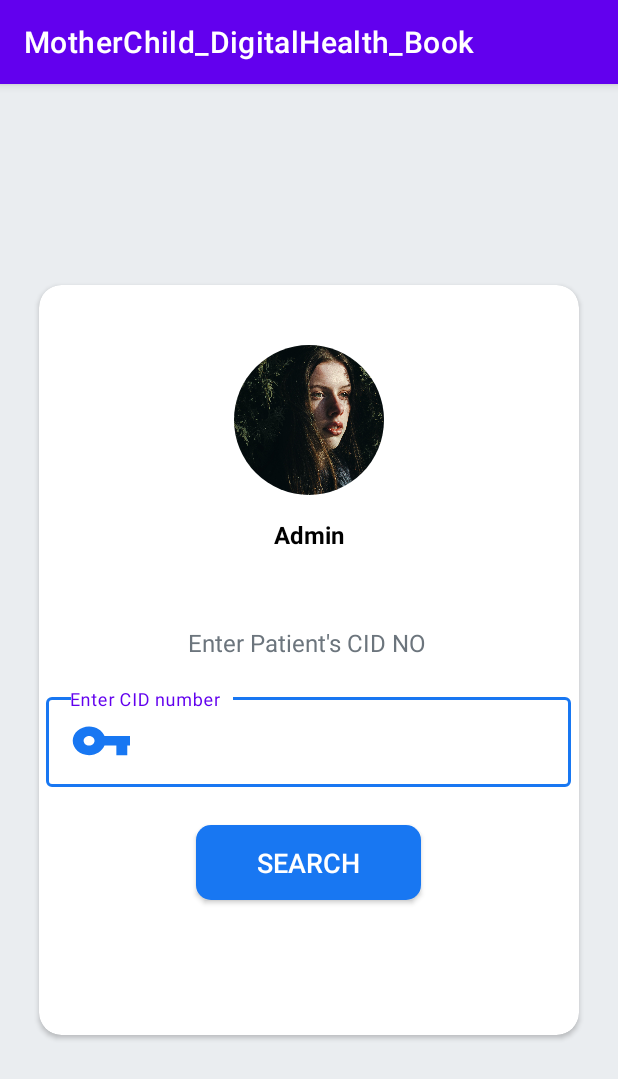
After one commit to penjorkinley/ToDoTask, an Android app: the AdminActivity screen opened directly, with no data from a screen before it, on a phone screen of 412 x 824 dp. The commit adds this screen. Shown: the top 1079 px of the screen. Run offline under Robolectric (Android 15) with nearby library versions, the phone set to English and light mode, and no system bars; our stand-ins replace CircleImageView.

Commit message:
Admin Activity added
Admin activity

```diff
--- a/app/src/main/AndroidManifest.xml
+++ b/app/src/main/AndroidManifest.xml
@@ -15,6 +15,9 @@
         android:supportsRtl="true"
         android:theme="@style/Theme.MotherChild_DigitalHealth_Book"
         tools:targetApi="31">
+        <activity
+            android:name=".AdminActivity"
+            android:exported="false" />
         <activity
             android:name=".SignUpActivity"
             android:exported="false" />
--- /dev/null
+++ b/app/src/main/java/com/example/motherchild_digitalhealth_book/AdminActivity.java
@@ -0,0 +1,14 @@
+package com.example.motherchild_digitalhealth_book;
+
+import androidx.appcompat.app.AppCompatActivity;
+
+import android.os.Bundle;
+
+public class AdminActivity extends AppCompatActivity {
+
+    @Override
+    protected void onCreate(Bundle savedInstanceState) {
+        super.onCreate(savedInstanceState);
+        setContentView(R.layout.activity_admin);
+    }
+}
--- /dev/null
+++ b/app/src/main/res/drawable/cid_icon.xml
@@ -0,0 +1,9 @@
+<vector
+    android:tint="#1877F2"
+    android:viewportHeight="25"
+    android:viewportWidth="22"
+    android:height="40dp"
+    android:width="40dp"
+    xmlns:android="http://schemas.android.com/apk/res/android">
+    <path android:fillColor="@android:color/white" android:pathData="M12.65,10C11.83,7.67 9.61,6 7,6c-3.31,0 -6,2.69 -6,6s2.69,6 6,6c2.61,0 4.83,-1.67 5.65,-4H17v4h4v-4h2v-4H12.65zM7,14c-1.1,0 -2,-0.9 -2,-2s0.9,-2 2,-2 2,0.9 2,2 -0.9,2 -2,2z"/>
+</vector>
--- /dev/null
+++ b/app/src/main/res/layout/activity_admin.xml
@@ -0,0 +1,112 @@
+<?xml version="1.0" encoding="utf-8"?>
+<androidx.constraintlayout.widget.ConstraintLayout xmlns:android="http://schemas.android.com/apk/res/android"
+    xmlns:app="http://schemas.android.com/apk/res-auto"
+    xmlns:tools="http://schemas.android.com/tools"
+    android:layout_width="match_parent"
+    android:layout_height="match_parent"
+    android:orientation="vertical"
+    tools:context=".AdminActivity"
+    android:background="#EAEDF0">
+
+    <androidx.cardview.widget.CardView
+        android:id="@+id/login_view"
+        android:layout_width="360dp"
+        android:layout_height="500dp"
+        app:layout_constraintBottom_toBottomOf="parent"
+        app:layout_constraintEnd_toEndOf="parent"
+        app:layout_constraintStart_toStartOf="parent"
+        app:layout_constraintTop_toTopOf="parent"
+        app:cardCornerRadius="15dp"
+        android:elevation="100dp">
+
+        <LinearLayout
+            android:layout_width="match_parent"
+            android:layout_height="match_parent"
+            android:orientation="vertical">
+
+            <de.hdodenhof.circleimageview.CircleImageView
+                android:id="@+id/admin_profile_image"
+                android:layout_width="100dp"
+                android:layout_height="100dp"
+                android:layout_gravity="center"
+                android:layout_marginTop="40dp"
+                android:src="@drawable/admin"/>
+
+            <TextView
+                android:id="@+id/admin_name"
+                android:layout_width="match_parent"
+                android:layout_height="wrap_content"
+                android:text="Admin"
+                android:textColor="@color/black"
+                android:layout_marginTop="15dp"
+                android:textAlignment="center"
+                android:textSize="16sp"
+                android:textStyle="bold"/>
+
+            <TextView
+                android:id="@+id/enter_cid_"
+                android:layout_width="match_parent"
+                android:layout_height="wrap_content"
+                android:text="Enter Patient's CID NO "
+                android:textColor="@color/grey"
+                android:layout_marginTop="50dp"
+                android:textAlignment="center"
+                android:textSize="16sp" />
+
+            <com.google.android.material.textfield.TextInputLayout
+                android:layout_width="match_parent"
+                android:layout_height="wrap_content"
+                android:layout_marginTop="0dp"
+                android:theme="@style/TextInputLayoutStyle"
+                app:boxStrokeColor="#1877F2"
+                style="@style/Widget.MaterialComponents.TextInputLayout.OutlinedBox.Dense">
+
+            </com.google.android.material.textfield.TextInputLayout>
+
+            <com.google.android.material.textfield.TextInputLayout
+                android:layout_width="match_parent"
+                android:layout_height="wrap_content"
+                android:layout_marginTop="20dp"
+                android:theme="@style/TextInputLayoutStyle"
+                app:boxStrokeColor="#1877F2"
+                style="@style/Widget.MaterialComponents.TextInputLayout.OutlinedBox.Dense">
+
+                <com.google.android.material.textfield.TextInputEditText
+                    android:id="@+id/enter_cid"
+                    android:layout_width="350dp"
+                    android:layout_height="60dp"
+                    android:layout_gravity="center_horizontal"
+                    android:hint="Enter CID number"
+                    android:drawablePadding="10dp"
+                    android:textColor="#000"
+                    android:textSize="18sp"
+                    android:textColorHint="#000"
+                    android:drawableStart="@drawable/cid_icon"
+                    android:inputType="numberDecimal" />
+
+            </com.google.android.material.textfield.TextInputLayout>
+
+            <RelativeLayout
+                android:layout_width="match_parent"
+                android:layout_height="wrap_content">
+
+            </RelativeLayout>
+
+            <androidx.appcompat.widget.AppCompatButton
+                android:id="@+id/search_btn"
+                android:layout_width="150dp"
+                android:layout_height="50dp"
+                android:background="@drawable/button_style"
+                android:layout_marginTop="25dp"
+                android:layout_gravity="center_horizontal"
+                android:text="Search"
+                android:textColor="@color/white"
+                android:textSize="18sp" />
+
+
+
+        </LinearLayout>
+
+    </androidx.cardview.widget.CardView>
+
+</androidx.constraintlayout.widget.ConstraintLayout>
--- a/app/src/main/res/values/colors.xml
+++ b/app/src/main/res/values/colors.xml
@@ -7,4 +7,5 @@
     <color name="teal_700">#FF018786</color>
     <color name="black">#FF000000</color>
     <color name="white">#FFFFFFFF</color>
+    <color name="grey">#6c757d</color>
 </resources>
```
Also changed, not shown: app/src/main/res/drawable-v24/admin.jpg (added).
